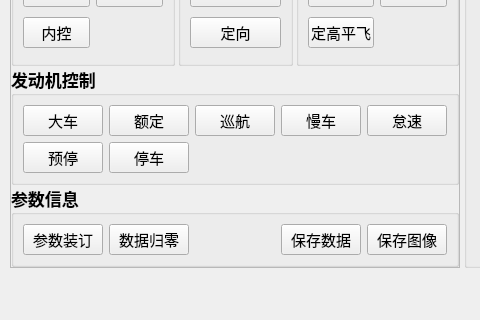
Old version of the form QtAppV1/MainRhapsody.ui in the repository bigonestep/flight-control-simulation; both pictures show x 0 to 480 and y 573 to 893 of the 1290 by 893 pixel window.
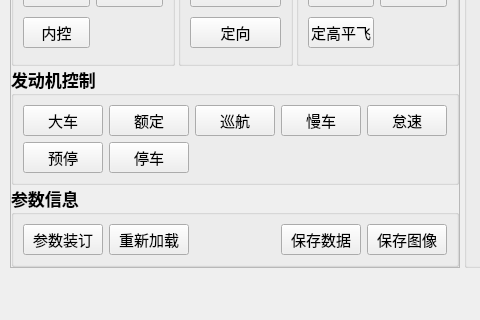
New version of the form. Icons and pictures are not drawn. Custom widgets are drawn as their Qt base class.

The edit to the form file:
```diff
--- a/QtAppV1/MainRhapsody.ui
+++ b/QtAppV1/MainRhapsody.ui
@@ -2248,7 +2248,7 @@
             </font>
            </property>
            <property name="text">
-            <string>数据归零</string>
+            <string>重新加载</string>
            </property>
           </widget>
          </item>
```
